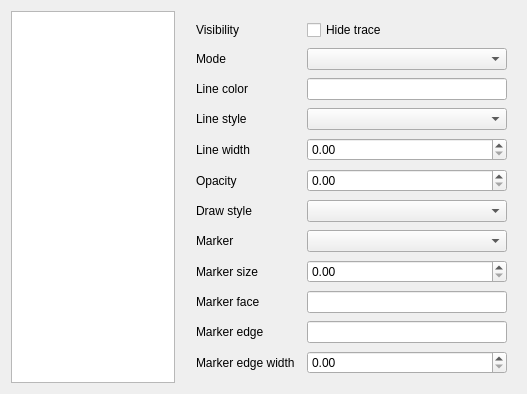
This is hyde/user_interface/plugins/figure_control_dialog/trace_edit_dialog.ui in spielman-group/hyde as Qt 5 draws it before an edit. The edited form follows.
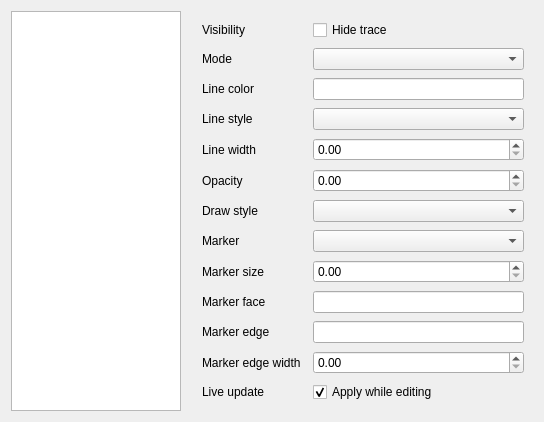
This is the edited form. Custom widgets are drawn as their Qt base class.

Patch:
```diff
--- a/hyde/user_interface/plugins/figure_control_dialog/trace_edit_dialog.ui
+++ b/hyde/user_interface/plugins/figure_control_dialog/trace_edit_dialog.ui
@@ -204,6 +204,23 @@
         </property>
        </widget>
       </item>
+      <item row="12" column="0">
+       <widget class="QLabel" name="live_update_label">
+        <property name="text">
+         <string>Live update</string>
+        </property>
+       </widget>
+      </item>
+      <item row="12" column="1">
+       <widget class="QCheckBox" name="live_update_checkbox">
+        <property name="text">
+         <string>Apply while editing</string>
+        </property>
+        <property name="checked">
+         <bool>true</bool>
+        </property>
+       </widget>
+      </item>
      </layout>
     </widget>
    </item>
```
